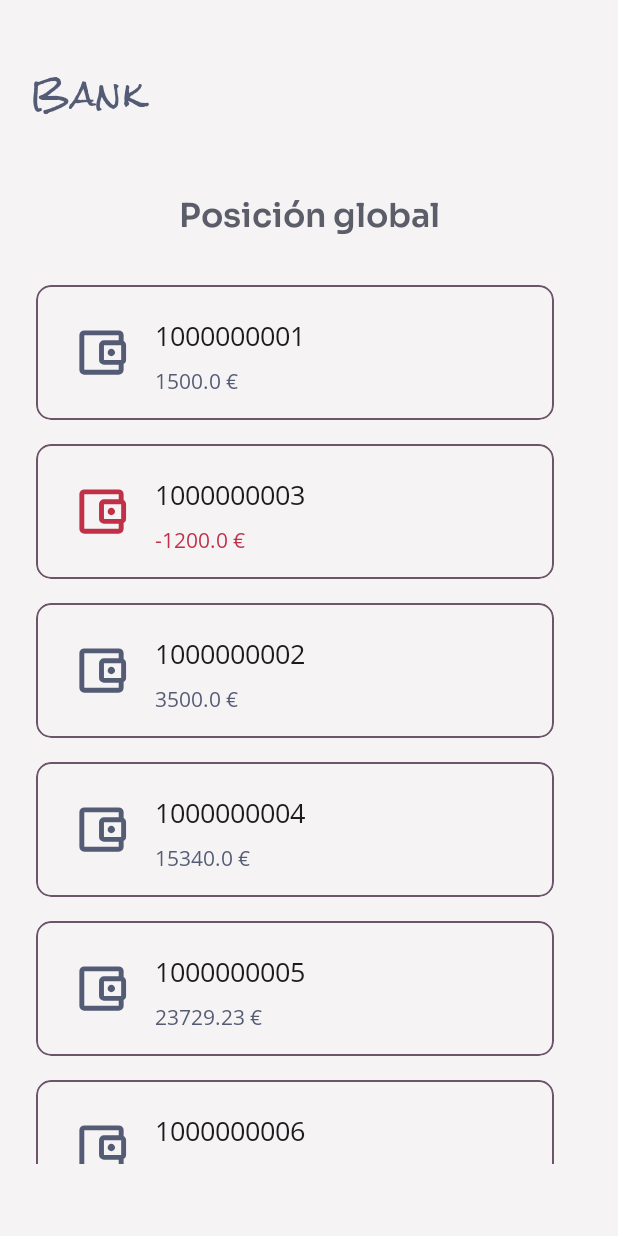
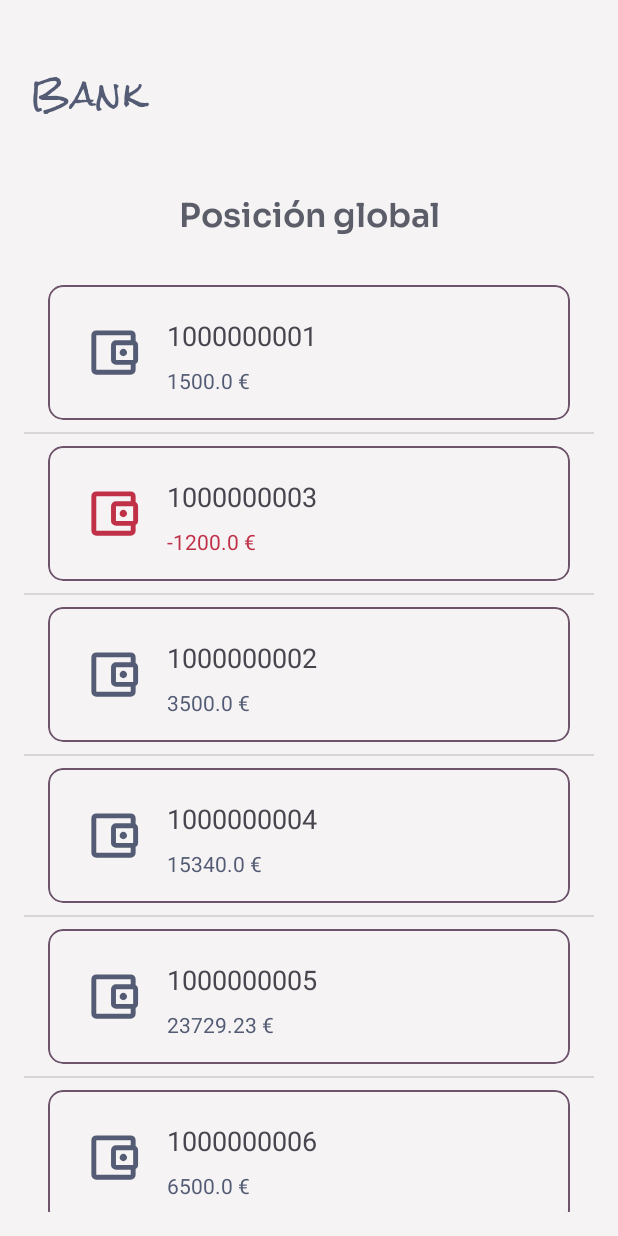
Before and after one commit to JimenaMartPle/Banco-MaJiMaPl, an Android app: the GlobalPositionActivity screen opened directly, with no data from a screen before it, on a phone screen of 412 x 824 dp. Run offline under Robolectric (Android 15) with nearby library versions, the phone set to English and light mode, and no system bars; 3 statements that could not run were skipped.

Commit message:
t6a2 - En progreso...

```diff
--- a/app/src/main/AndroidManifest.xml
+++ b/app/src/main/AndroidManifest.xml
@@ -48,7 +48,7 @@
             android:exported="false"
             android:windowSoftInputMode="adjustResize" />
         <activity
-            android:name=".MovimientosAdapter.kt"
+            android:name=".GlobalPositionDetailsActivity"
             android:exported="false"
             android:windowSoftInputMode="adjustResize" />
     </application>
--- a/app/src/main/java/com/example/banco_majimapl/CuentasAdapter.kt
+++ b/app/src/main/java/com/example/banco_majimapl/AccountsAdapter.kt
@@ -7,11 +7,20 @@ import androidx.recyclerview.widget.RecyclerView
 import com.example.banco_majimapl.databinding.ItemCuentaBinding
 import com.example.banco_majimapl.pojo.Cuenta
 
-class CuentasAdapter(private val listaCuentas: ArrayList<Cuenta>) :
-    RecyclerView.Adapter<CuentasAdapter.ViewHolder>() {
+class AccountsAdapter(
+    private val listaCuentas: ArrayList<Cuenta>,
+    private val listener: AccountsListener
+) :
+    RecyclerView.Adapter<AccountsAdapter.ViewHolder>() {
 
-    class ViewHolder(val binding: ItemCuentaBinding) :
-        RecyclerView.ViewHolder(binding.root)
+    inner class ViewHolder(val binding: ItemCuentaBinding) :
+        RecyclerView.ViewHolder(binding.root) {
+        fun setListener(cuenta: Cuenta) {
+            binding.root.setOnClickListener {
+                listener.onCuentaSeleccionada(cuenta)
+            }
+        }
+    }
 
     override fun onCreateViewHolder(parent: ViewGroup, viewType: Int): ViewHolder {
         val binding = ItemCuentaBinding.inflate(
@@ -27,6 +36,8 @@ class CuentasAdapter(private val listaCuentas: ArrayList<Cuenta>) :
     override fun onBindViewHolder(holder: ViewHolder, position: Int) {
         val cuenta = listaCuentas[position]
         val context = holder.itemView.context
+
+        holder.setListener(cuenta)
 
         // 1. Número de cuenta formateado con strings.xml
         holder.binding.numCuentaCardPosGlobal.text = context.getString(
--- /dev/null
+++ b/app/src/main/java/com/example/banco_majimapl/AccountsFragment.kt
@@ -0,0 +1,71 @@
+package com.example.banco_majimapl
+
+import android.os.Bundle
+import androidx.fragment.app.Fragment
+import android.view.LayoutInflater
+import android.view.View
+import android.view.ViewGroup
+import androidx.recyclerview.widget.DividerItemDecoration
+import androidx.recyclerview.widget.LinearLayoutManager
+import com.example.banco_majimapl.bd.MiBancoOperacional
+import com.example.banco_majimapl.databinding.FragmentAccountsBinding
+import com.example.banco_majimapl.pojo.Cliente
+import com.example.banco_majimapl.pojo.Cuenta
+
+private const val ARG_CLIENTE = "cliente"
+
+class AccountsFragment : Fragment(), AccountsListener {
+    private var cliente: Cliente? = null
+    private lateinit var binding: FragmentAccountsBinding
+    private lateinit var accountsAdapter: AccountsAdapter
+    private lateinit var linearLayoutManager: LinearLayoutManager
+    private lateinit var itemDecoration: DividerItemDecoration
+    private var listener: AccountsListener? = null
+
+    override fun onCreate(savedInstanceState: Bundle?) {
+        super.onCreate(savedInstanceState)
+        arguments?.let {
+            cliente = it.getSerializable(ARG_CLIENTE) as? Cliente
+        }
+    }
+
+    override fun onCreateView(
+        inflater: LayoutInflater, container: ViewGroup?,
+        savedInstanceState: Bundle?
+    ): View? {
+        binding = FragmentAccountsBinding.inflate(inflater, container, false)
+
+        val mbo = MiBancoOperacional.getInstance(context)
+        val listaCuentas = mbo?.getCuentas(cliente) as? ArrayList<Cuenta> ?: arrayListOf()
+
+        accountsAdapter = AccountsAdapter(listaCuentas, this)
+        linearLayoutManager = LinearLayoutManager(context)
+        itemDecoration = DividerItemDecoration(context, DividerItemDecoration.VERTICAL)
+
+        binding.recyclerPosGlobal.apply {
+            layoutManager  = linearLayoutManager
+            adapter = accountsAdapter
+            addItemDecoration(itemDecoration)
+        }
+        return binding.root
+    }
+    //Método que llamará GlobalPositionActivity para escuchar la selección
+    fun setAccountsListener(listener: AccountsListener){
+        this.listener = listener
+    }
+
+    //Cuando el Adapter avisa del clic, el fragment lo reenvía a la activity
+    override fun onCuentaSeleccionada(cuenta: Cuenta){
+        listener?.onCuentaSeleccionada(cuenta)
+    }
+
+    companion object {
+        @JvmStatic
+        fun newInstance(c: Cliente) =
+            AccountsFragment().apply {
+                arguments = Bundle().apply {
+                    putSerializable(ARG_CLIENTE, c)
+                }
+            }
+    }
+}
--- /dev/null
+++ b/app/src/main/java/com/example/banco_majimapl/AccountsListener.kt
@@ -0,0 +1,7 @@
+package com.example.banco_majimapl
+
+import com.example.banco_majimapl.pojo.Cuenta
+
+interface AccountsListener {
+    fun onCuentaSeleccionada(cuenta: Cuenta)
+}
--- a/app/src/main/java/com/example/banco_majimapl/GlobalPositionActivity.kt
+++ b/app/src/main/java/com/example/banco_majimapl/GlobalPositionActivity.kt
@@ -1,15 +1,13 @@
 package com.example.banco_majimapl
 
-import android.os.Build
+import android.content.Intent
 import android.os.Bundle
 import androidx.appcompat.app.AppCompatActivity
-import androidx.recyclerview.widget.LinearLayoutManager
-import com.example.banco_majimapl.bd.MiBancoOperacional
 import com.example.banco_majimapl.databinding.ActivityGlobalPositionBinding
 import com.example.banco_majimapl.pojo.Cliente
 import com.example.banco_majimapl.pojo.Cuenta
 
-class GlobalPositionActivity : AppCompatActivity() {
+class GlobalPositionActivity : AppCompatActivity(), AccountsListener {
 
     private lateinit var binding: ActivityGlobalPositionBinding
 
@@ -18,28 +16,47 @@ class GlobalPositionActivity : AppCompatActivity() {
         binding = ActivityGlobalPositionBinding.inflate(layoutInflater)
         setContentView(binding.root)
 
-        //Instanciar API
-        val mbo = MiBancoOperacional.getInstance(this)
 
-        //Recuperar el cliente (enviado desde el Login
-        //val cliente = intent.getSerializableExtra("Cliente") as? Cliente   -----> Deprecado
+        // Recuperar el cliente (enviado desde el Main) -----> Deprecado ↓↓
+        val clienteLogeado = intent.getSerializableExtra("Cliente") as Cliente
 
-        val cliente = if (Build.VERSION.SDK_INT >= Build.VERSION_CODES.TIRAMISU) {
+        // Esta es la versión actual sugerida por Andorid ↓
+
+        /*val cliente = if (Build.VERSION.SDK_INT >= Build.VERSION_CODES.TIRAMISU) {
             //Metodo moderno para Android 13 (API 33) o superior 🚀
             intent.getSerializableExtra("Cliente", Cliente::class.java)
         } else {
             // Metodo clásico para versiones anteriores
             @Suppress("DEPRECATION")
             intent.getSerializableExtra("Cliente") as? Cliente
+        }*/
+
+        // Crear una instancia del fragment pasándole el cliente
+        val frgAccounts: AccountsFragment = AccountsFragment.newInstance(clienteLogeado)
+        frgAccounts.setAccountsListener(this)
+
+        //Reemplazar el contenedor del XML con el fragment cargado
+        supportFragmentManager.beginTransaction()
+            .replace(R.id.fragmentAccounts, frgAccounts)
+            .commitNow()
+    }
+
+    override fun onCuentaSeleccionada(cuenta: Cuenta) {
+        //Comprobar si en el layout cargado exite el segundo fragment
+        val hayDetalle =
+            supportFragmentManager.findFragmentById(R.id.fragmentAccountsDetMove) != null
+
+        if (hayDetalle) {
+            //Si estamos en tablet habrá dos fragments, por lo que hacemos:
+            val movementsFragment = AccountsMovementsFragment.newInstance(cuenta)
+            supportFragmentManager.beginTransaction()
+                .replace(R.id.fragmentAccountsDetMove, movementsFragment)
+                .commitNow()
+        } else {
+            //Si es false es porque estamos en un móvil entonces hacemos:
+            val intent = Intent(this, GlobalPositionDetailsActivity::class.java)
+            intent.putExtra("Cuenta", cuenta)
+            startActivity(intent)
         }
-
-        //Obtener la lista de cuentas
-        val listaCuentas = mbo?.getCuentas(cliente) as? ArrayList<Cuenta> ?: arrayListOf()
-
-        //Configurar el RecyclerView con LinearLayoutManager
-        binding.recyclerPosGlobal.layoutManager = LinearLayoutManager(this)
-
-        //Asignar el adaptador con la lista de cuentas
-        binding.recyclerPosGlobal.adapter = CuentasAdapter(listaCuentas)
     }
 }
--- a/app/src/main/java/com/example/banco_majimapl/MovementsActivity.kt
+++ b/app/src/main/java/com/example/banco_majimapl/MovementsActivity.kt
@@ -16,7 +16,7 @@ import com.example.banco_majimapl.pojo.Movimiento
 class MovementsActivity : AppCompatActivity() {
 
     private lateinit var binding: ActivityMovementsBinding
-    private lateinit var adapter: MovimientosAdapter
+    private lateinit var adapter: MovementsAdapter
 
     override fun onCreate(savedInstanceState: Bundle?) {
         super.onCreate(savedInstanceState)
@@ -49,7 +49,7 @@ class MovementsActivity : AppCompatActivity() {
 
         // 5. Configurar RecyclerView con su Adapter
         binding.recyclerMovimientos.layoutManager = LinearLayoutManager(this)
-        adapter = MovimientosAdapter(arrayListOf())
+        adapter = MovementsAdapter(arrayListOf())
         binding.recyclerMovimientos.adapter = adapter
 
         // 6. Escuchar los cambios de selección en el Spinner
--- a/app/src/main/java/com/example/banco_majimapl/MovimientosAdapter.kt
+++ b/app/src/main/java/com/example/banco_majimapl/MovementsAdapter.kt
@@ -10,8 +10,8 @@ import java.text.SimpleDateFormat
 import java.util.Date
 import java.util.Locale
 
-class MovimientosAdapter(private val listaMovimientos: ArrayList<Movimiento>) :
-    RecyclerView.Adapter<MovimientosAdapter.ViewHolder>() {
+class MovementsAdapter(private val listaMovimientos: ArrayList<Movimiento>) :
+    RecyclerView.Adapter<MovementsAdapter.ViewHolder>() {
 
     class ViewHolder(val binding: ItemMovimientoBinding) :
         RecyclerView.ViewHolder(binding.root)
--- /dev/null
+++ b/app/src/main/res/layout-large-land/activity_global_position.xml
@@ -0,0 +1,75 @@
+<?xml version="1.0" encoding="utf-8"?>
+<androidx.constraintlayout.widget.ConstraintLayout xmlns:android="http://schemas.android.com/apk/res/android"
+    xmlns:app="http://schemas.android.com/apk/res-auto"
+    xmlns:tools="http://schemas.android.com/tools"
+    android:id="@+id/main"
+    android:layout_width="match_parent"
+    android:layout_height="match_parent"
+    android:background="?attr/colorSurfaceContainerLow"
+    app:theme="@style/basicFont">
+
+    <!-- Card 1: Nombre del banco -->
+    <com.google.android.material.card.MaterialCardView
+        android:id="@+id/bankNameCard"
+        android:layout_width="0dp"
+        android:layout_height="wrap_content"
+        android:layout_margin="@dimen/basicSpace"
+        app:cardBackgroundColor="@android:color/transparent"
+        app:cardElevation="0dp"
+        app:layout_constraintEnd_toEndOf="parent"
+        app:layout_constraintStart_toStartOf="parent"
+        app:layout_constraintTop_toTopOf="parent"
+        app:strokeWidth="0dp">
+
+        <androidx.constraintlayout.widget.ConstraintLayout
+            android:layout_width="match_parent"
+            android:layout_height="wrap_content"
+            android:layout_marginTop="@dimen/doubleBasicSpace"
+            android:padding="12dp">
+
+            <TextView
+                android:layout_width="0dp"
+                android:layout_height="wrap_content"
+                android:fontFamily="@font/rocksalt_regular"
+                android:letterSpacing="0.05"
+                android:text="@string/bankName"
+                android:textColor="?attr/colorPrimary"
+                android:textSize="@dimen/title"
+                app:layout_constraintEnd_toEndOf="parent"
+                app:layout_constraintStart_toStartOf="parent"
+                app:layout_constraintTop_toTopOf="parent" />
+        </androidx.constraintlayout.widget.ConstraintLayout>
+    </com.google.android.material.card.MaterialCardView>
+
+    <LinearLayout
+        android:layout_width="0dp"
+        android:layout_height="0dp"
+        android:orientation="horizontal"
+        app:layout_constraintBottom_toBottomOf="parent"
+        app:layout_constraintEnd_toEndOf="parent"
+        app:layout_constraintStart_toStartOf="parent"
+        app:layout_constraintTop_toBottomOf="@+id/bankNameCard">
+
+        <!-- Fragments: Posición global-->
+        <androidx.fragment.app.FragmentContainerView
+            android:id="@+id/fragmentAccounts"
+            android:name="com.example.banco_majimapl.AccountsFragment"
+            android:layout_width="0dp"
+            android:layout_height="match_parent"
+            android:layout_margin="@dimen/doubleBasicSpace"
+            android:layout_weight="1"
+            tools:layout="@layout/fragment_accounts" />
+
+        <!-- Fragment: Movimientos -->
+        <androidx.fragment.app.FragmentContainerView
+            android:id="@+id/fragmentAccountsDetMove"
+            android:name="com.example.banco_majimapl.AccountsMovementsFragment"
+            android:layout_width="0dp"
+            android:layout_height="match_parent"
+            android:layout_margin="@dimen/doubleBasicSpace"
+            android:layout_weight="2"
+            tools:layout="@layout/fragment_accounts_movements" />
+
+    </LinearLayout>
+
+</androidx.constraintlayout.widget.ConstraintLayout>
--- /dev/null
+++ b/app/src/main/res/layout-large/activity_global_position.xml
@@ -0,0 +1,75 @@
+<?xml version="1.0" encoding="utf-8"?>
+<androidx.constraintlayout.widget.ConstraintLayout xmlns:android="http://schemas.android.com/apk/res/android"
+    xmlns:app="http://schemas.android.com/apk/res-auto"
+    xmlns:tools="http://schemas.android.com/tools"
+    android:id="@+id/main"
+    android:layout_width="match_parent"
+    android:layout_height="match_parent"
+    android:background="?attr/colorSurfaceContainerLow"
+    app:theme="@style/basicFont">
+
+    <!-- Card 1: Nombre del banco -->
+    <com.google.android.material.card.MaterialCardView
+        android:id="@+id/bankNameCard"
+        android:layout_width="0dp"
+        android:layout_height="wrap_content"
+        android:layout_margin="@dimen/basicSpace"
+        app:cardBackgroundColor="@android:color/transparent"
+        app:cardElevation="0dp"
+        app:layout_constraintEnd_toEndOf="parent"
+        app:layout_constraintStart_toStartOf="parent"
+        app:layout_constraintTop_toTopOf="parent"
+        app:strokeWidth="0dp">
+
+        <androidx.constraintlayout.widget.ConstraintLayout
+            android:layout_width="match_parent"
+            android:layout_height="wrap_content"
+            android:layout_marginTop="@dimen/doubleBasicSpace"
+            android:padding="12dp">
+
+            <TextView
+                android:layout_width="0dp"
+                android:layout_height="wrap_content"
+                android:fontFamily="@font/rocksalt_regular"
+                android:letterSpacing="0.05"
+                android:text="@string/bankName"
+                android:textColor="?attr/colorPrimary"
+                android:textSize="@dimen/title"
+                app:layout_constraintEnd_toEndOf="parent"
+                app:layout_constraintStart_toStartOf="parent"
+                app:layout_constraintTop_toTopOf="parent" />
+        </androidx.constraintlayout.widget.ConstraintLayout>
+    </com.google.android.material.card.MaterialCardView>
+
+    <LinearLayout
+        android:layout_width="0dp"
+        android:layout_height="0dp"
+        android:orientation="vertical"
+        app:layout_constraintBottom_toBottomOf="parent"
+        app:layout_constraintEnd_toEndOf="parent"
+        app:layout_constraintStart_toStartOf="parent"
+        app:layout_constraintTop_toBottomOf="@+id/bankNameCard">
+
+        <!-- Fragments: Posición global-->
+        <androidx.fragment.app.FragmentContainerView
+            android:id="@+id/fragmentAccounts"
+            android:name="com.example.banco_majimapl.AccountsFragment"
+            android:layout_width="match_parent"
+            android:layout_height="0dp"
+            android:layout_margin="@dimen/doubleBasicSpace"
+            android:layout_weight="1"
+            tools:layout="@layout/fragment_accounts" />
+
+        <!-- Fragment: Movimientos -->
+        <androidx.fragment.app.FragmentContainerView
+            android:id="@+id/fragmentAccountsDetMove"
+            android:name="com.example.banco_majimapl.AccountsMovementsFragment"
+            android:layout_width="match_parent"
+            android:layout_height="0dp"
+            android:layout_margin="@dimen/doubleBasicSpace"
+            android:layout_weight="2"
+            tools:layout="@layout/fragment_accounts_movements" />
+
+    </LinearLayout>
+
+</androidx.constraintlayout.widget.ConstraintLayout>
--- a/app/src/main/res/layout/activity_global_position.xml
+++ b/app/src/main/res/layout/activity_global_position.xml
@@ -1,6 +1,5 @@
 <?xml version="1.0" encoding="utf-8"?>
-<androidx.constraintlayout.widget.ConstraintLayout
-    xmlns:android="http://schemas.android.com/apk/res/android"
+<androidx.constraintlayout.widget.ConstraintLayout xmlns:android="http://schemas.android.com/apk/res/android"
     xmlns:app="http://schemas.android.com/apk/res-auto"
     xmlns:tools="http://schemas.android.com/tools"
     android:id="@+id/main"
@@ -43,57 +42,17 @@
         </androidx.constraintlayout.widget.ConstraintLayout>
     </com.google.android.material.card.MaterialCardView>
 
-    <!-- Card 2: Posición global -->
-    <com.google.android.material.card.MaterialCardView
+    <!-- Fragment: Posición global -->
+    <androidx.fragment.app.FragmentContainerView
+        android:id="@+id/fragmentAccounts"
+        android:name="com.example.banco_majimapl.AccountsFragment"
         android:layout_width="0dp"
         android:layout_height="0dp"
         android:layout_margin="@dimen/doubleBasicSpace"
-        app:cardBackgroundColor="@android:color/transparent"
-        app:cardElevation="0dp"
         app:layout_constraintBottom_toBottomOf="parent"
         app:layout_constraintEnd_toEndOf="parent"
         app:layout_constraintStart_toStartOf="parent"
         app:layout_constraintTop_toBottomOf="@id/bankNameCard"
-        app:strokeWidth="0dp">
+        tools:layout="@layout/fragment_accounts" />
 
-        <androidx.core.widget.NestedScrollView
-            android:layout_width="match_parent"
-            android:layout_height="match_parent"
-            android:layout_marginBottom="@dimen/doubleBasicSpace"
-            android:fillViewport="true"
-            android:paddingBottom="@dimen/doubleBasicSpace"
-            app:layout_behavior="@string/appbar_scrolling_view_behavior">
-
-            <androidx.constraintlayout.widget.ConstraintLayout
-                android:layout_width="match_parent"
-                android:layout_height="match_parent">
-
-                <TextView
-                    android:id="@+id/posGlobalTit"
-                    android:layout_width="0dp"
-                    android:layout_height="wrap_content"
-                    android:fontFamily="@font/sora_semibold"
-                    android:padding="@dimen/basicSpace"
-                    android:text="@string/opButText1"
-                    android:textAlignment="center"
-                    android:textColor="?attr/colorSecondary"
-                    android:textSize="@dimen/title"
-                    app:layout_constraintEnd_toEndOf="parent"
-                    app:layout_constraintStart_toStartOf="parent"
-                    app:layout_constraintTop_toTopOf="parent" />
-
-                <androidx.recyclerview.widget.RecyclerView
-                    android:id="@+id/recyclerPosGlobal"
-                    android:layout_width="0dp"
-                    android:layout_height="0dp"
-                    android:layout_marginTop="@dimen/doubleBasicSpace"
-                    app:layout_constraintBottom_toBottomOf="parent"
-                    app:layout_constraintEnd_toEndOf="parent"
-                    app:layout_constraintStart_toStartOf="parent"
-                    app:layout_constraintTop_toBottomOf="@+id/posGlobalTit"
-                    tools:listitem="@layout/item_cuenta" />
-
-            </androidx.constraintlayout.widget.ConstraintLayout>
-        </androidx.core.widget.NestedScrollView>
-    </com.google.android.material.card.MaterialCardView>
 </androidx.constraintlayout.widget.ConstraintLayout>
--- /dev/null
+++ b/app/src/main/res/layout/fragment_accounts.xml
@@ -0,0 +1,40 @@
+<?xml version="1.0" encoding="utf-8"?>
+<FrameLayout xmlns:android="http://schemas.android.com/apk/res/android"
+    xmlns:app="http://schemas.android.com/apk/res-auto"
+    xmlns:tools="http://schemas.android.com/tools"
+    android:layout_width="match_parent"
+    android:layout_height="match_parent"
+    tools:context=".AccountsFragment">
+
+    <androidx.constraintlayout.widget.ConstraintLayout
+        android:layout_width="match_parent"
+        android:layout_height="match_parent">
+
+        <TextView
+            android:id="@+id/posGlobalTit"
+            android:layout_width="0dp"
+            android:layout_height="wrap_content"
+            android:layout_marginStart="@dimen/doubleBasicSpace"
+            android:layout_marginEnd="@dimen/doubleBasicSpace"
+            android:fontFamily="@font/sora_semibold"
+            android:padding="@dimen/basicSpace"
+            android:text="@string/opButText1"
+            android:textAlignment="center"
+            android:textColor="?attr/colorSecondary"
+            android:textSize="@dimen/title"
+            app:layout_constraintEnd_toEndOf="parent"
+            app:layout_constraintStart_toStartOf="parent"
+            app:layout_constraintTop_toTopOf="parent" />
+
+        <androidx.recyclerview.widget.RecyclerView
+            android:id="@+id/recyclerPosGlobal"
+            android:layout_width="0dp"
+            android:layout_height="0dp"
+            android:layout_marginTop="@dimen/doubleBasicSpace"
+            app:layout_constraintBottom_toBottomOf="parent"
+            app:layout_constraintEnd_toEndOf="parent"
+            app:layout_constraintStart_toStartOf="parent"
+            app:layout_constraintTop_toBottomOf="@+id/posGlobalTit"
+            tools:listitem="@layout/item_cuenta" />
+    </androidx.constraintlayout.widget.ConstraintLayout>
+</FrameLayout>
--- a/app/src/main/res/layout/item_cuenta.xml
+++ b/app/src/main/res/layout/item_cuenta.xml
@@ -3,9 +3,12 @@
     xmlns:android="http://schemas.android.com/apk/res/android"
     xmlns:app="http://schemas.android.com/apk/res-auto"
     android:id="@+id/cardPosicionGlobal"
-    android:layout_width="@dimen/cardWidth"
+    android:layout_width="match_parent"
     android:layout_height="@dimen/cardHeight"
-    android:layout_margin="@dimen/basicSpace"
+    android:layout_marginStart="@dimen/doubleBasicSpace"
+    android:layout_marginEnd="@dimen/doubleBasicSpace"
+    android:layout_marginTop="@dimen/basicSpace"
+    android:layout_marginBottom="@dimen/basicSpace"
     app:strokeWidth="1dp"
     app:strokeColor="?attr/colorTertiary"
     app:cardElevation="0dp"
@@ -24,7 +27,7 @@
             android:padding="@dimen/basicSpace"
             android:src="@drawable/ic_wallet"
             android:contentDescription="@string/contDescImgPosGlobal"
-            android:tintMode="?attr/colorPrimaryContainer"
+            app:tintMode="?attr/colorPrimaryContainer"
             app:layout_constraintStart_toStartOf="parent"
             app:layout_constraintTop_toTopOf="parent"
             app:layout_constraintBottom_toBottomOf="parent" />
--- a/app/src/main/res/layout/item_movimiento.xml
+++ b/app/src/main/res/layout/item_movimiento.xml
@@ -3,7 +3,7 @@
     xmlns:android="http://schemas.android.com/apk/res/android"
     xmlns:app="http://schemas.android.com/apk/res-auto"
     android:id="@+id/cardPosicionGlobal"
-    android:layout_width="@dimen/cardWidth"
+    android:layout_width="match_parent"
     android:layout_height="wrap_content"
     android:minHeight="@dimen/cardHeight"
     android:layout_margin="@dimen/basicSpace"
--- a/app/src/main/res/values/strings.xml
+++ b/app/src/main/res/values/strings.xml
@@ -67,5 +67,7 @@
     <string name="textDetalleMov">%1$s</string>
     <string name="contDescDetalleMovimiento">Detalle movimiento cuenta</string>
     <string name="textFechaImporteMov">%1$s Importe: %2$.2f</string>
+    <!-- TODO: Remove or change this placeholder text -->
+    <string name="hello_blank_fragment">Hello blank fragment</string>
 
 </resources>
```
Also changed, not shown: app/src/main/java/com/example/banco_majimapl/AccountsMovementsFragment.kt (added, +55 -0 lines), app/src/main/java/com/example/banco_majimapl/GlobalPositionDetailsActivity.kt (added, +27 -0 lines), app/src/main/res/layout/activity_global_position_details.xml (added, +58 -0 lines), app/src/main/res/layout/activity_welcome.xml (+15 -13 lines), app/src/main/res/layout/fragment_accounts_movements.xml (added, +54 -0 lines).
